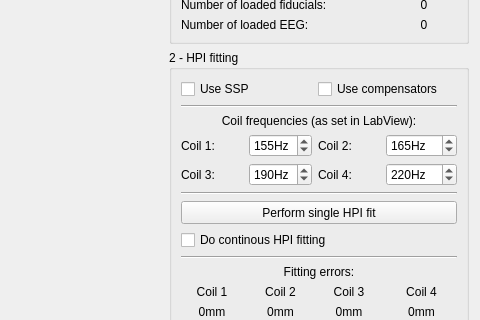
Old version of the form libraries/disp3D/viewers/formfiles/hpiview.ui in the repository mne-tools/mne-cpp; both pictures show x 382 to 862 and y 138 to 458 of the 862 by 724 pixel window.
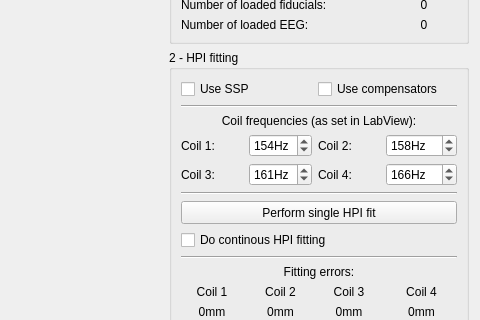
New version of the form.

What changed in the file:
```diff
--- a/libraries/disp3D/viewers/formfiles/hpiview.ui
+++ b/libraries/disp3D/viewers/formfiles/hpiview.ui
@@ -260,7 +260,7 @@
            <number>500</number>
           </property>
           <property name="value">
-           <number>190</number>
+           <number>161</number>
           </property>
          </widget>
         </item>
@@ -360,7 +360,7 @@
            <number>500</number>
           </property>
           <property name="value">
-           <number>165</number>
+           <number>158</number>
           </property>
          </widget>
         </item>
@@ -400,7 +400,7 @@
            <number>500</number>
           </property>
           <property name="value">
-           <number>220</number>
+           <number>166</number>
           </property>
          </widget>
         </item>
@@ -443,7 +443,7 @@
            <number>500</number>
           </property>
           <property name="value">
-           <number>155</number>
+           <number>154</number>
           </property>
          </widget>
         </item>
```
